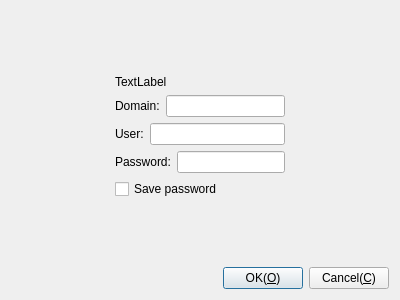
This is Plugins/FreeRDP/Client/DlgGetUserPasswordFreeRDP.ui in KangLin/RabbitRemoteControl as Qt 5 draws it before an edit. The edited form follows.
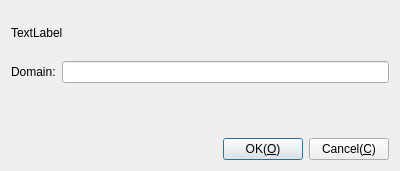
This is the edited form. Custom widgets are drawn as their Qt base class.

Commit message: Refactor parameter: Add CParameterUserUI and CParameterNetUI, refactor the parameters of FreeRDP

Diff of the .ui file:
```diff
--- a/Plugins/FreeRDP/Client/DlgGetUserPasswordFreeRDP.ui
+++ b/Plugins/FreeRDP/Client/DlgGetUserPasswordFreeRDP.ui
@@ -7,51 +7,17 @@
     <x>0</x>
     <y>0</y>
     <width>400</width>
-    <height>300</height>
+    <height>171</height>
    </rect>
   </property>
   <property name="windowTitle">
    <string>Input password</string>
   </property>
   <layout class="QGridLayout" name="gridLayout">
-   <item row="0" column="0">
-    <spacer name="verticalSpacer_2">
-     <property name="orientation">
-      <enum>Qt::Vertical</enum>
-     </property>
-     <property name="sizeHint" stdset="0">
-      <size>
-       <width>20</width>
-       <height>75</height>
-      </size>
-     </property>
-    </spacer>
+   <item row="2" column="0">
+    <widget class="CParameterUserUI" name="wUser" native="true"/>
    </item>
    <item row="1" column="0">
-    <layout class="QHBoxLayout" name="horizontalLayout_5">
-     <item>
-      <spacer name="horizontalSpacer">
-       <property name="orientation">
-        <enum>Qt::Horizontal</enum>
-       </property>
-       <property name="sizeHint" stdset="0">
-        <size>
-         <width>82</width>
-         <height>20</height>
-        </size>
-       </property>
-      </spacer>
-     </item>
-     <item>
-      <layout class="QVBoxLayout" name="verticalLayout">
-       <item>
-        <widget class="QLabel" name="lbText">
-         <property name="text">
-          <string>TextLabel</string>
-         </property>
-        </widget>
-       </item>
-       <item>
         <layout class="QHBoxLayout" name="horizontalLayout_4">
          <item>
           <widget class="QLabel" name="label">
@@ -65,74 +31,12 @@
          </item>
         </layout>
        </item>
-       <item>
-        <layout class="QHBoxLayout" name="horizontalLayout_3">
-         <item>
-          <widget class="QLabel" name="label_2">
+   <item row="0" column="0">
+    <widget class="QLabel" name="lbText">
            <property name="text">
-            <string>User:</string>
-           </property>
-          </widget>
-         </item>
-         <item>
-          <widget class="QLineEdit" name="leUser"/>
-         </item>
-        </layout>
-       </item>
-       <item>
-        <layout class="QHBoxLayout" name="horizontalLayout_2">
-         <item>
-          <widget class="QLabel" name="label_3">
-           <property name="text">
-            <string>Password:</string>
-           </property>
-          </widget>
-         </item>
-         <item>
-          <widget class="QLineEdit" name="lePassword">
-           <property name="echoMode">
-            <enum>QLineEdit::Password</enum>
-           </property>
-          </widget>
-         </item>
-        </layout>
-       </item>
-       <item>
-        <widget class="QCheckBox" name="cbSavePassword">
-         <property name="text">
-          <string>Save password</string>
-         </property>
-        </widget>
-       </item>
-      </layout>
-     </item>
-     <item>
-      <spacer name="horizontalSpacer_2">
-       <property name="orientation">
-        <enum>Qt::Horizontal</enum>
-       </property>
-       <property name="sizeHint" stdset="0">
-        <size>
-         <width>82</width>
-         <height>20</height>
-        </size>
-       </property>
-      </spacer>
-     </item>
-    </layout>
-   </item>
-   <item row="2" column="0">
-    <spacer name="verticalSpacer">
-     <property name="orientation">
-      <enum>Qt::Vertical</enum>
-     </property>
-     <property name="sizeHint" stdset="0">
-      <size>
-       <width>20</width>
-       <height>73</height>
-      </size>
-     </property>
-    </spacer>
+      <string>TextLabel</string>
+     </property>
+    </widget>
    </item>
    <item row="3" column="0">
     <layout class="QHBoxLayout" name="horizontalLayout">
@@ -167,6 +71,14 @@
    </item>
   </layout>
  </widget>
+ <customwidgets>
+  <customwidget>
+   <class>CParameterUserUI</class>
+   <extends>QWidget</extends>
+   <header location="global">ParameterUserUI.h</header>
+   <container>1</container>
+  </customwidget>
+ </customwidgets>
  <resources/>
  <connections/>
 </ui>
```
Lines whose indentation alone changed are shown as unchanged. The commit also changes 16 other files.
